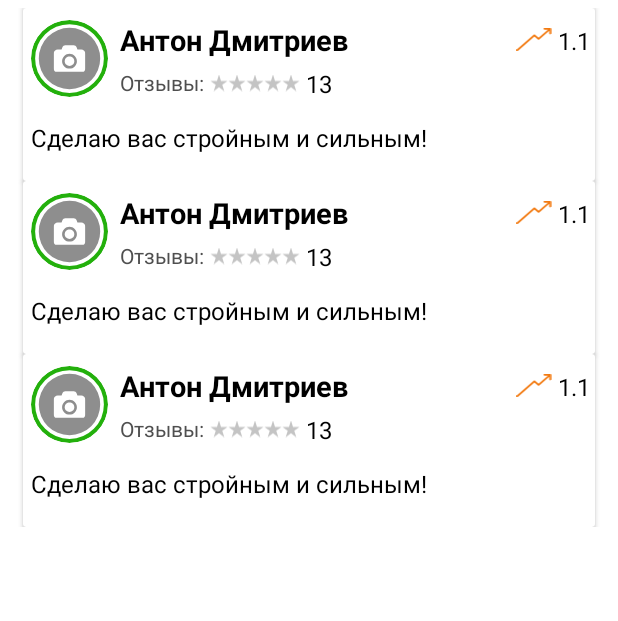
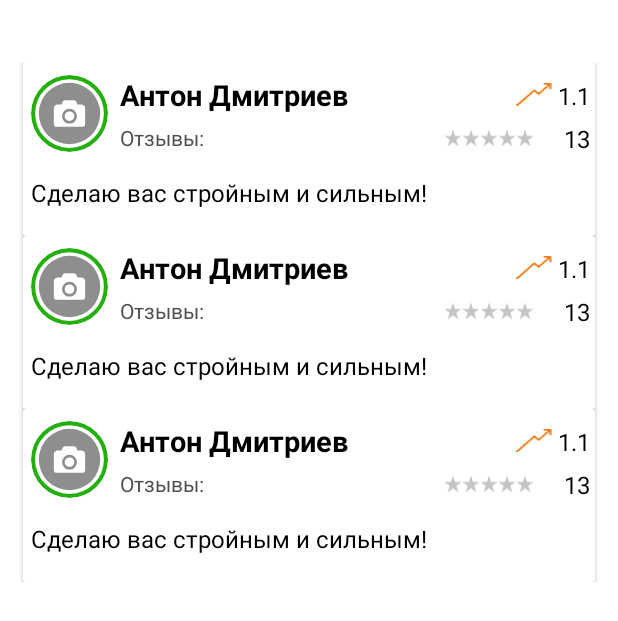
Before and after one commit to Osa-sergey/Fit, an Android app: the layout fragment_trainers.xml on its own in the app's theme, with its tools: preview values and no code run, on a phone screen of 412 x 824 dp. Shown: the top 621 px of the screen. Run offline under Robolectric (Android 15) with nearby library versions, the phone set to English and light mode, and no system bars.

Commit message:
Добавлена вкладка тренера

```diff
--- a/app/src/main/res/layout/fragment_trainers.xml
+++ b/app/src/main/res/layout/fragment_trainers.xml
@@ -7,14 +7,14 @@
     android:layout_height="match_parent">
 
     <androidx.recyclerview.widget.RecyclerView
+        android:id="@+id/trainer_recyclerView"
         android:layout_width="match_parent"
         android:layout_height="wrap_content"
-        android:layout_marginTop="5dp"
+        android:layout_marginTop="42dp"
         android:scrollbars="vertical"
         app:layout_constraintEnd_toEndOf="parent"
         app:layout_constraintStart_toStartOf="parent"
         app:layout_constraintTop_toTopOf="parent"
-        tools:listitem="@layout/view_trainer_simple_item"
-        />
+        tools:listitem="@layout/view_trainer_simple_item" />
 
 </androidx.constraintlayout.widget.ConstraintLayout>
--- a/app/src/main/res/layout/view_trainer_simple_item.xml
+++ b/app/src/main/res/layout/view_trainer_simple_item.xml
@@ -52,11 +52,12 @@
             android:layout_width="12dp"
             android:layout_height="12dp"
             android:layout_gravity="center_vertical"
-            android:layout_marginStart="4dp"
+            android:layout_marginStart="160dp"
             android:src="@drawable/ic_star"
             app:layout_constraintBottom_toBottomOf="@+id/reviews"
             app:layout_constraintStart_toEndOf="@+id/reviews"
-            app:layout_constraintTop_toTopOf="@+id/reviews" />
+            app:layout_constraintTop_toTopOf="@+id/reviews"
+            app:layout_constraintVertical_bias="0.571" />
 
         <ImageView
             android:id="@+id/star2"
@@ -102,16 +103,19 @@
             android:id="@+id/reviews_count"
             android:layout_width="wrap_content"
             android:layout_height="wrap_content"
-            android:layout_marginStart="4dp"
+            android:layout_marginStart="10dp"
             android:fontFamily="sans-serif"
             android:text="13"
             android:textColor="@color/textBlack"
             android:textSize="16sp"
             app:layout_constraintBottom_toBottomOf="@+id/star5"
+            app:layout_constraintEnd_toEndOf="@+id/rating_number"
+            app:layout_constraintHorizontal_bias="1.0"
             app:layout_constraintStart_toEndOf="@+id/star5"
-            app:layout_constraintTop_toTopOf="@+id/star5" />
+            app:layout_constraintTop_toTopOf="@+id/star5"
+            app:layout_constraintVertical_bias="0.5" />
 
-        <androidx.appcompat.widget.AppCompatImageView
+        <ImageView
             android:id="@+id/rating_image"
             android:layout_width="24dp"
             android:layout_height="16dp"
```
Also changed, not shown: app/src/main/java/Adapters/TrainerAdapter.java (added, +87 -0 lines), app/src/main/java/Fragments/SideMenu/TrainersFragment.java (+36 -0 lines), app/src/main/java/Pojo/TrainerItem.java (added, +87 -0 lines).
